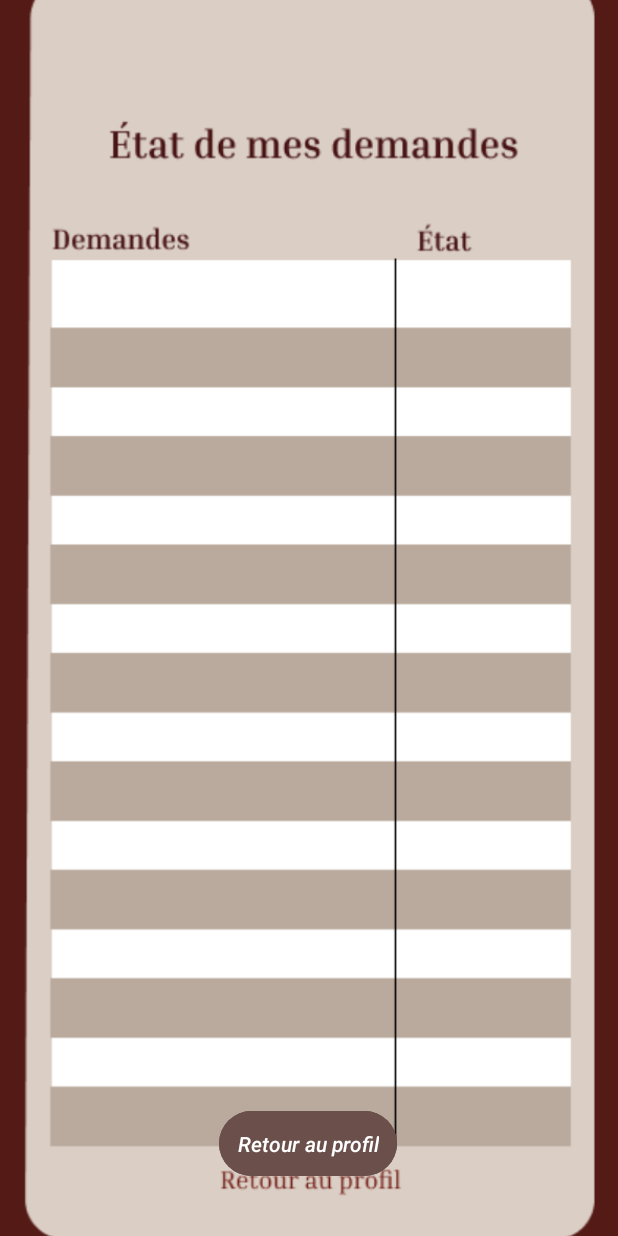
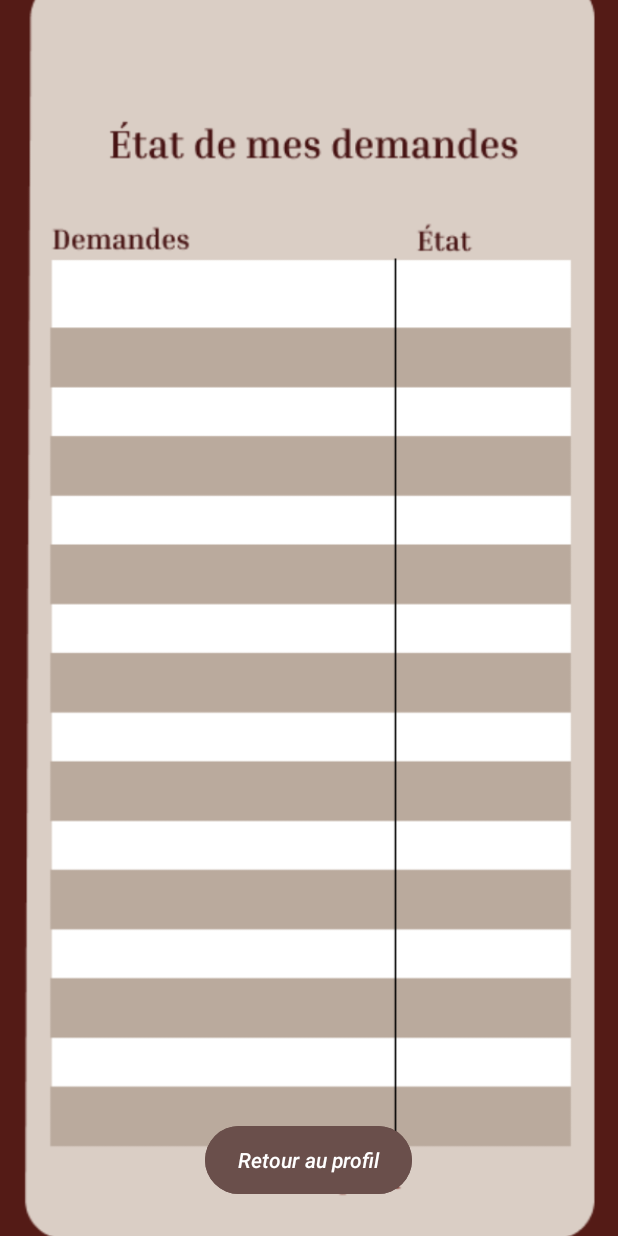
Before and after one commit to eyaCherni965/ProMatch-Mobile-, an Android app: the EtatDeMesDemandes screen opened directly, with no data from a screen before it, on a phone screen of 412 x 824 dp. Run offline under Robolectric (Android 15) with nearby library versions, the phone set to English and light mode, and no system bars.

Commit message:
layout correction

```diff
--- a/app/src/main/res/layout/activity_etat_de_mes_demandes.xml
+++ b/app/src/main/res/layout/activity_etat_de_mes_demandes.xml
@@ -2,6 +2,7 @@
 <androidx.constraintlayout.widget.ConstraintLayout
     xmlns:android="http://schemas.android.com/apk/res/android"
     xmlns:app="http://schemas.android.com/apk/res-auto"
+    xmlns:tools="http://schemas.android.com/tools"
     android:layout_width="match_parent"
     android:layout_height="match_parent">
 
@@ -51,9 +52,9 @@
 
     <Button
         android:id="@+id/btnRetourProfil"
-        android:layout_width="wrap_content"
-        android:layout_height="wrap_content"
-        android:layout_marginBottom="36dp"
+        android:layout_width="138dp"
+        android:layout_height="53dp"
+        android:layout_marginBottom="24dp"
         android:backgroundTint="#6A4F4B"
         android:padding="12dp"
         android:text="Retour au profil"
```
